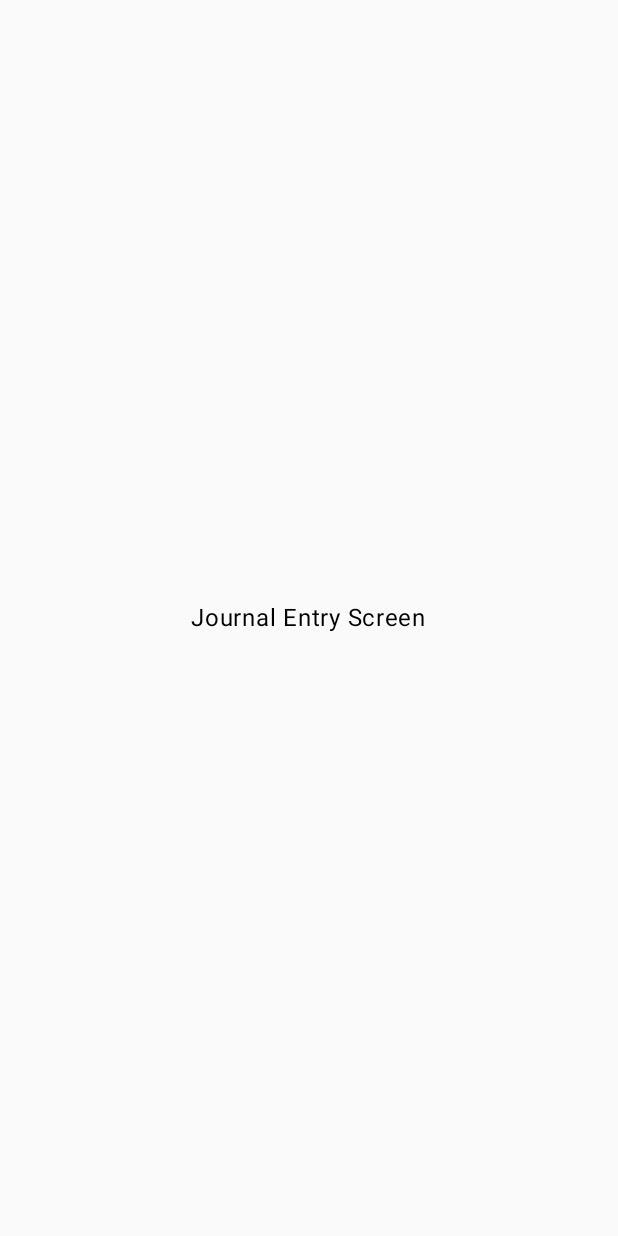
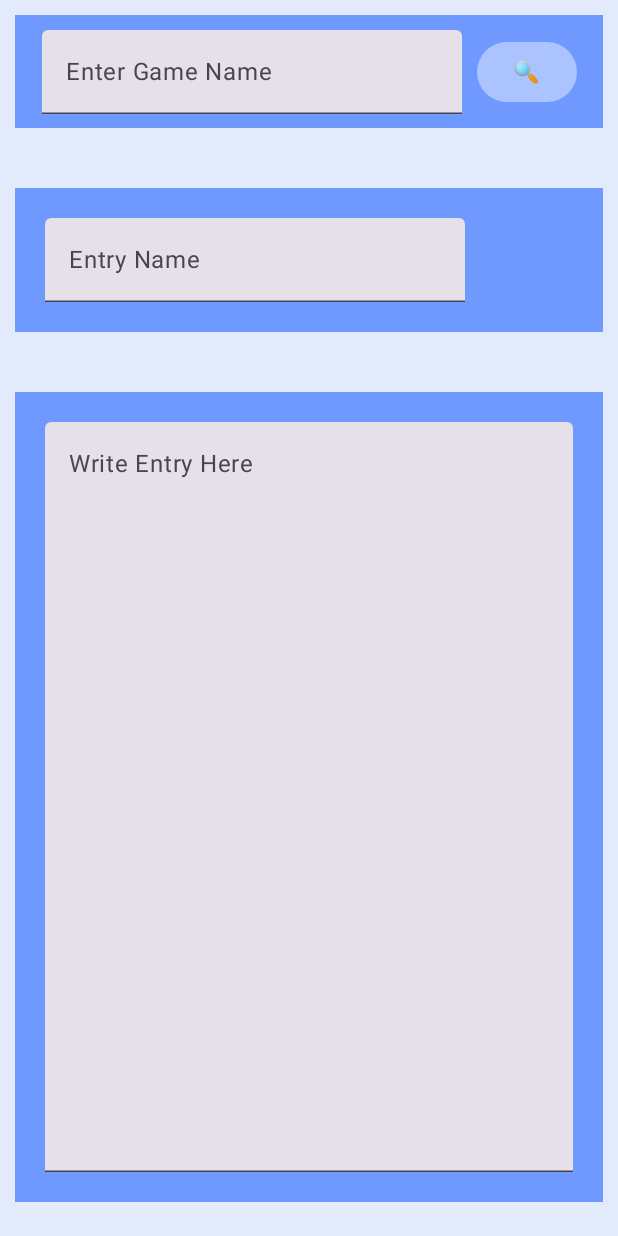
Before and after one commit to Cos229-239/2025_12_Team3, an Android app built with Jetpack Compose: the TempJournalScreen screen opened through its navigation route, on a phone screen of 412 x 824 dp. Before the commit the screen is almost empty. Run offline under Robolectric (Android 15) with nearby library versions, the phone set to English and light mode, and no system bars; our stand-ins replace Room's generated code.

```diff
--- a/app/src/main/java/com/example/xpjourney/JournalComponents.kt
+++ b/app/src/main/java/com/example/xpjourney/JournalComponents.kt
@@ -25,6 +25,9 @@ import androidx.compose.ui.Modifier
 import androidx.compose.ui.graphics.Color
 import androidx.compose.ui.platform.LocalContext
 import androidx.compose.ui.unit.dp
+import androidx.lifecycle.viewmodel.compose.viewModel
+import androidx.navigation.NavController
+import androidx.navigation.compose.rememberNavController
 
 @Composable
 fun JournalTextField(currentText: String, onTextChange: (String) -> Unit, label: String, modifier: Modifier = Modifier) {
@@ -72,7 +75,7 @@ class JournalViewModelFactory(private val repo: JournalRepository) : ViewModelPr
 }*/
 
 @Composable
-fun TempJournalScreen() {
+fun TempJournalScreen(navController: NavController) {
     val context = LocalContext.current
 
     val db = remember { JournalDatabase.getDatabase(context) }
@@ -121,9 +124,9 @@ fun TempJournalScreen() {
             Row(
                 modifier = Modifier.fillMaxWidth(), Arrangement.Center
             ) {
-                JournalButton(onClick = {}, buttonLabel = "Save and Exit")
+                JournalButton(onClick = {navController.navigate("dashboard")}, buttonLabel = "Save and Exit")
                 Spacer(modifier = Modifier.width(10.dp))
-                JournalButton(onClick = {}, buttonLabel = "Discard Entry")
+                JournalButton(onClick = {navController.navigate("dashboard")}, buttonLabel = "Discard Entry")
             }
         }
     }
--- a/app/src/main/java/com/example/xpjourney/MainActivity.kt
+++ b/app/src/main/java/com/example/xpjourney/MainActivity.kt
@@ -35,6 +35,7 @@ import androidx.compose.foundation.shape.RoundedCornerShape
 import androidx.compose.ui.text.TextStyle
 import androidx.compose.ui.text.font.FontWeight
 import com.example.xpjourney.ui.theme.Poppins
+import com.example.xpjourney.ui.theme.XPJBlue
 
 
 class MainActivity : ComponentActivity() {
@@ -44,9 +45,12 @@ class MainActivity : ComponentActivity() {
         setContent {
             XPJourneyTheme {
                 val navController = rememberNavController()
-                NavHost(navController = navController, startDestination = "dashboard") {
+                NavHost(navController = navController, startDestination = "login") {
+                    composable("login") {LoginScreen(navController)}
+                    composable("register") {DetailedSignUpScreen(navController)}
+                    composable("forgot") {ForgotPasswordScreen(navController)}
                     composable("dashboard") { DashboardScreen( navController) }
-                    composable("entry") { JournalEntryScreen() }
+                    composable("entry") { TempJournalScreen(navController) }
                     composable("badges") { BadgesScreen() }
                     composable("journey") { JourneyScreen() }
                 }
@@ -121,18 +125,10 @@ fun DashboardScreen(navController: NavController) {
         }
     }
 }
-@Composable
+/*@Composable
 fun JournalEntryScreen() {
-    Column(
-        modifier = Modifier
-            .fillMaxSize()
-            .padding(24.dp),
-        horizontalAlignment = Alignment.CenterHorizontally,
-        verticalArrangement = Arrangement.Center
-    ) {
-        Text("Journal Entry Screen")
-    }
-}
+    TempJournalScreen()
+}*/
 
 @Composable
 fun BadgesScreen() {
@@ -170,7 +166,7 @@ fun XPJButton(
     Button(
         onClick = onClick,
         colors = ButtonDefaults.buttonColors(
-            containerColor = MaterialTheme.colorScheme.primary,
+            containerColor = XPJBlue,
             contentColor = MaterialTheme.colorScheme.onPrimary
         ),
         shape = RoundedCornerShape(12.dp),
```
Also changed, not shown: app/src/main/java/com/example/xpjourney/LoginScreen.kt (+16 -14 lines), app/src/main/java/com/example/xpjourney/ui/theme/Theme.kt (+8 -4 lines).
